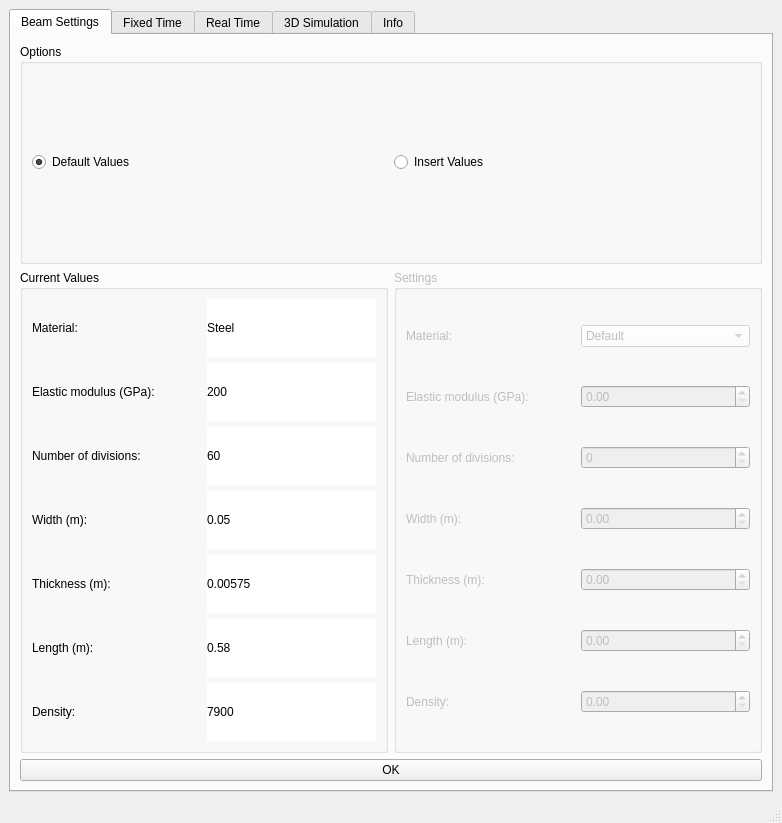
This is forms/mainWindow2.ui in nicolecitadin/ActiveControl_Prog as Qt 5 draws it before an edit. The edited form follows.
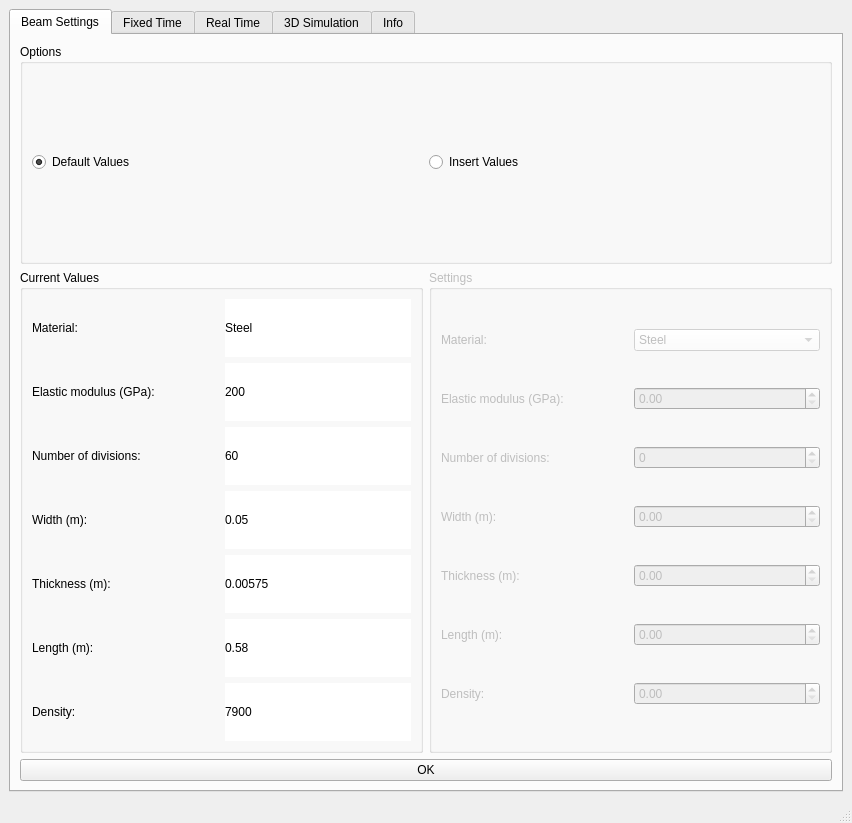
This is the edited form. The open tabs and pages were chosen to show the change.

The edit to the form file:
```diff
--- a/forms/mainWindow2.ui
+++ b/forms/mainWindow2.ui
@@ -6,7 +6,7 @@
    <rect>
     <x>0</x>
     <y>0</y>
-    <width>782</width>
+    <width>852</width>
     <height>823</height>
    </rect>
   </property>
@@ -70,7 +70,7 @@
          </widget>
         </item>
         <item>
-         <layout class="QHBoxLayout" name="horizontalLayout_5">
+         <layout class="QHBoxLayout" name="horizontalLayout_2">
           <item>
            <widget class="QGroupBox" name="gbx_cvset">
             <property name="styleSheet">
@@ -239,124 +239,25 @@
             <property name="enabled">
              <bool>false</bool>
             </property>
+            <property name="maximumSize">
+             <size>
+              <width>16777215</width>
+              <height>16777215</height>
+             </size>
+            </property>
             <property name="styleSheet">
              <string notr="true">font: 12pt &quot;MS Shell Dlg 2&quot;;</string>
             </property>
             <property name="title">
              <string>Settings</string>
             </property>
-            <layout class="QHBoxLayout" name="horizontalLayout_2">
-             <item>
-              <layout class="QGridLayout" name="gridLayout_10">
-               <property name="verticalSpacing">
-                <number>12</number>
-               </property>
-               <item row="6" column="0">
-                <widget class="QLabel" name="lbl_36">
-                 <property name="styleSheet">
-                  <string notr="true">font: 10pt &quot;MS Shell Dlg 2&quot;;</string>
-                 </property>
-                 <property name="text">
-                  <string>Density:</string>
-                 </property>
-                </widget>
-               </item>
-               <item row="1" column="1">
-                <widget class="QDoubleSpinBox" name="dbx_elastm">
-                 <property name="styleSheet">
-                  <string notr="true">font: 10pt &quot;MS Shell Dlg 2&quot;;</string>
-                 </property>
-                </widget>
-               </item>
-               <item row="3" column="1">
-                <widget class="QDoubleSpinBox" name="dbx_width">
-                 <property name="styleSheet">
-                  <string notr="true">font: 10pt &quot;MS Shell Dlg 2&quot;;</string>
-                 </property>
-                </widget>
-               </item>
-               <item row="6" column="1">
-                <widget class="QDoubleSpinBox" name="dbx_density">
-                 <property name="styleSheet">
-                  <string notr="true">font: 10pt &quot;MS Shell Dlg 2&quot;;</string>
-                 </property>
-                </widget>
-               </item>
-               <item row="0" column="0">
-                <widget class="QLabel" name="lbl_37">
-                 <property name="styleSheet">
-                  <string notr="true">font: 10pt &quot;MS Shell Dlg 2&quot;;</string>
-                 </property>
-                 <property name="text">
-                  <string>Material:</string>
-                 </property>
-                </widget>
-               </item>
-               <item row="3" column="0">
-                <widget class="QLabel" name="lbl_33">
-                 <property name="styleSheet">
-                  <string notr="true">font: 10pt &quot;MS Shell Dlg 2&quot;;</string>
-                 </property>
-                 <property name="text">
-                  <string>Width (m):</string>
-                 </property>
-                </widget>
-               </item>
-               <item row="2" column="1">
-                <widget class="QSpinBox" name="sbx_ndiv">
-                 <property name="styleSheet">
-                  <string notr="true">font: 10pt &quot;MS Shell Dlg 2&quot;;</string>
-                 </property>
-                </widget>
-               </item>
-               <item row="4" column="1">
-                <widget class="QDoubleSpinBox" name="dbx_thickn">
-                 <property name="styleSheet">
-                  <string notr="true">font: 10pt &quot;MS Shell Dlg 2&quot;;</string>
-                 </property>
-                </widget>
-               </item>
-               <item row="5" column="0">
-                <widget class="QLabel" name="lbl_35">
-                 <property name="styleSheet">
-                  <string notr="true">font: 10pt &quot;MS Shell Dlg 2&quot;;</string>
-                 </property>
-                 <property name="text">
-                  <string>Length (m):</string>
-                 </property>
-                </widget>
-               </item>
-               <item row="4" column="0">
-                <widget class="QLabel" name="lbl_34">
-                 <property name="styleSheet">
-                  <string notr="true">font: 10pt &quot;MS Shell Dlg 2&quot;;</string>
-                 </property>
-                 <property name="text">
-                  <string>Thickness (m):</string>
-                 </property>
-                </widget>
-               </item>
-               <item row="1" column="0">
-                <widget class="QLabel" name="lbl_38">
-                 <property name="styleSheet">
-                  <string notr="true">font: 10pt &quot;MS Shell Dlg 2&quot;;</string>
-                 </property>
-                 <property name="text">
-                  <string>Elastic modulus (GPa):</string>
-                 </property>
-                </widget>
-               </item>
-               <item row="0" column="1">
+            <layout class="QGridLayout" name="gridLayout_4">
+             <item row="0" column="2">
                 <widget class="QComboBox" name="cbx_material">
                  <property name="styleSheet">
                   <string notr="true">font: 10pt &quot;MS Shell Dlg 2&quot;;
 background-color: rgb(255, 255, 255);</string>
                  </property>
-                 <item>
-                  <property name="text">
-                   <string>Default</string>
-                  </property>
-                 </item>
                  <item>
                   <property name="text">
                    <string>Steel</string>
@@ -379,6 +280,63 @@
                  </item>
                 </widget>
                </item>
+             <item row="6" column="0">
+              <widget class="QLabel" name="lbl_36">
+               <property name="styleSheet">
+                <string notr="true">font: 10pt &quot;MS Shell Dlg 2&quot;;</string>
+               </property>
+               <property name="text">
+                <string>Density:</string>
+               </property>
+              </widget>
+             </item>
+             <item row="0" column="0">
+              <widget class="QLabel" name="lbl_37">
+               <property name="styleSheet">
+                <string notr="true">font: 10pt &quot;MS Shell Dlg 2&quot;;</string>
+               </property>
+               <property name="text">
+                <string>Material:</string>
+               </property>
+              </widget>
+             </item>
+             <item row="1" column="0">
+              <widget class="QLabel" name="lbl_38">
+               <property name="styleSheet">
+                <string notr="true">font: 10pt &quot;MS Shell Dlg 2&quot;;</string>
+               </property>
+               <property name="text">
+                <string>Elastic modulus (GPa):</string>
+               </property>
+              </widget>
+             </item>
+             <item row="4" column="0">
+              <widget class="QLabel" name="lbl_34">
+               <property name="styleSheet">
+                <string notr="true">font: 10pt &quot;MS Shell Dlg 2&quot;;</string>
+               </property>
+               <property name="text">
+                <string>Thickness (m):</string>
+               </property>
+              </widget>
+             </item>
+             <item row="5" column="0">
+              <widget class="QLabel" name="lbl_35">
+               <property name="styleSheet">
+                <string notr="true">font: 10pt &quot;MS Shell Dlg 2&quot;;</string>
+               </property>
+               <property name="text">
+                <string>Length (m):</string>
+               </property>
+              </widget>
+             </item>
+             <item row="2" column="2">
+              <widget class="QSpinBox" name="sbx_ndiv">
+               <property name="styleSheet">
+                <string notr="true">font: 10pt &quot;MS Shell Dlg 2&quot;;</string>
+               </property>
+              </widget>
+             </item>
                <item row="2" column="0">
                 <widget class="QLabel" name="lbl_31">
                  <property name="styleSheet">
@@ -389,14 +347,50 @@
                  </property>
                 </widget>
                </item>
-               <item row="5" column="1">
+             <item row="3" column="0">
+              <widget class="QLabel" name="lbl_33">
+               <property name="styleSheet">
+                <string notr="true">font: 10pt &quot;MS Shell Dlg 2&quot;;</string>
+               </property>
+               <property name="text">
+                <string>Width (m):</string>
+               </property>
+              </widget>
+             </item>
+             <item row="3" column="2">
+              <widget class="QDoubleSpinBox" name="dbx_width">
+               <property name="styleSheet">
+                <string notr="true">font: 10pt &quot;MS Shell Dlg 2&quot;;</string>
+               </property>
+              </widget>
+             </item>
+             <item row="5" column="2">
                 <widget class="QDoubleSpinBox" name="dbx_length">
                  <property name="styleSheet">
                   <string notr="true">font: 10pt &quot;MS Shell Dlg 2&quot;;</string>
                  </property>
                 </widget>
                </item>
-              </layout>
+             <item row="4" column="2">
+              <widget class="QDoubleSpinBox" name="dbx_thickn">
+               <property name="styleSheet">
+                <string notr="true">font: 10pt &quot;MS Shell Dlg 2&quot;;</string>
+               </property>
+              </widget>
+             </item>
+             <item row="6" column="2">
+              <widget class="QDoubleSpinBox" name="dbx_density">
+               <property name="styleSheet">
+                <string notr="true">font: 10pt &quot;MS Shell Dlg 2&quot;;</string>
+               </property>
+              </widget>
+             </item>
+             <item row="1" column="2">
+              <widget class="QDoubleSpinBox" name="dbx_elastic">
+               <property name="styleSheet">
+                <string notr="true">font: 10pt &quot;MS Shell Dlg 2&quot;;</string>
+               </property>
+              </widget>
              </item>
             </layout>
            </widget>
@@ -824,7 +818,7 @@
           <property name="title">
            <string>Disturbance Type</string>
           </property>
-          <layout class="QHBoxLayout" name="horizontalLayout_7">
+            <layout class="QHBoxLayout" name="horizontalLayout_5">
            <item>
             <widget class="QRadioButton" name="rbt_spulsert">
              <property name="styleSheet">
```
Left out of the diff: 301 changed lines with no effect on the pictures. Lines whose indentation alone changed are shown as unchanged.
